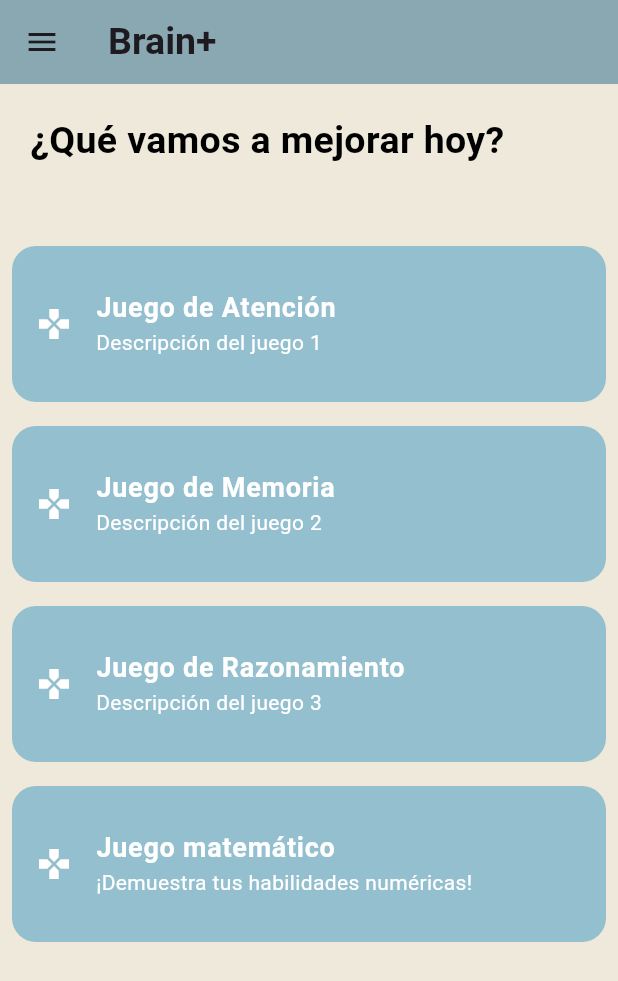
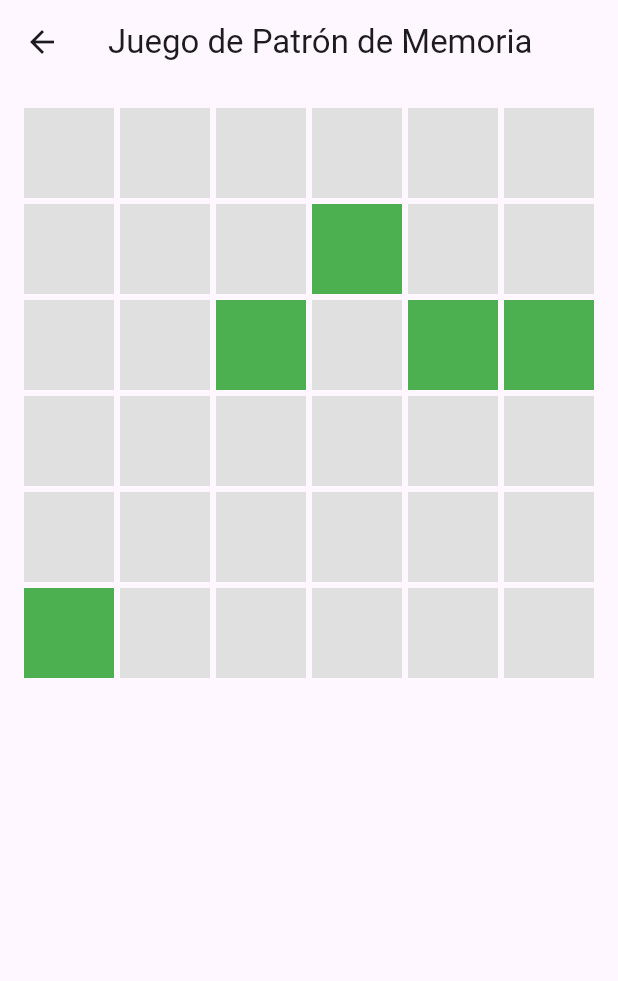
Before and after one commit to LuisM935/Residencia, a Flutter app: the MainMenu screen opened directly, after a tap on "Juego de Memoria", on a phone screen of 412 x 824 dp. Shown: the top 981 px of the screen. Run offline on Flutter 3.47's test engine with Material 3 defaults, Android fonts, the phone set to English and light mode, and no system bars.

Commit message:
Added MemoryGame

```diff
--- /dev/null
+++ b/resapp/lib/games/memoryGame/memory_game.dart
@@ -0,0 +1,150 @@
+import 'package:flutter/material.dart';
+import 'dart:async';
+import 'dart:math';
+
+class MemoryGame extends StatefulWidget {
+  @override
+  _MemoryGameState createState() => _MemoryGameState();
+}
+
+class _MemoryGameState extends State<MemoryGame> {
+  final int gridSize = 6;
+  List<int> pattern = [];
+  List<bool> userSelection = List.filled(36, false);
+  bool showPattern = true;
+  bool gameActive = false;
+  int patternLength = 5;
+
+  @override
+  void initState() {
+    super.initState();
+    _generatePattern();
+    _startGame();
+  }
+
+  void _generatePattern() {
+    pattern.clear();
+    Random random = Random();
+    for (int i = 0; i < patternLength; i++) {
+      int index = random.nextInt(gridSize * gridSize);
+      if (!pattern.contains(index)) {
+        pattern.add(index);
+      } else {
+        i--;
+      }
+    }
+  }
+
+void _startGame() {
+  setState(() {
+    showPattern = true;
+    gameActive = false;
+  });
+
+  Timer(Duration(seconds: 3), () {
+    // Verifica si el widget todavía está montado antes de llamar a setState
+    if (mounted) {
+      setState(() {
+        showPattern = false;
+        gameActive = true;
+      });
+    }
+  });
+}
+
+
+  void _checkSelection(int index) {
+    if (!gameActive || showPattern) return;
+
+    setState(() {
+      userSelection[index] = !userSelection[index];
+    });
+
+    if (_isGameWon()) {
+      _showResultDialog("¡Ganaste!");
+    } else if (_isGameLost()) {
+      _showResultDialog("¡Perdiste!");
+    }
+  }
+
+  bool _isGameWon() {
+    for (int i = 0; i < pattern.length; i++) {
+      if (!userSelection[pattern[i]]) {
+        return false;
+      }
+    }
+    return true;
+  }
+
+  bool _isGameLost() {
+    for (int i = 0; i < userSelection.length; i++) {
+      if (userSelection[i] && !pattern.contains(i)) {
+        return true;
+      }
+    }
+    return false;
+  }
+
+  void _showResultDialog(String result) {
+    showDialog(
+      context: context,
+      builder: (BuildContext context) {
+        return AlertDialog(
+          title: Text(result),
+          actions: [
+            TextButton(
+              child: Text("Reiniciar"),
+              onPressed: () {
+                Navigator.of(context).pop();
+                _resetGame();
+              },
+            ),
+          ],
+        );
+      },
+    );
+  }
+
+  void _resetGame() {
+    setState(() {
+      userSelection = List.filled(gridSize * gridSize, false);
+      _generatePattern();
+      _startGame();
+    });
+  }
+
+  @override
+  Widget build(BuildContext context) {
+    return Scaffold(
+      appBar: AppBar(
+        title: Text('Juego de Patrón de Memoria'),
+      ),
+      body: Padding(
+        padding: const EdgeInsets.all(16.0),
+        child: GridView.builder(
+          gridDelegate: SliverGridDelegateWithFixedCrossAxisCount(
+            crossAxisCount: gridSize,
+            crossAxisSpacing: 4.0,
+            mainAxisSpacing: 4.0,
+          ),
+          itemCount: gridSize * gridSize,
+          itemBuilder: (context, index) {
+            bool isPatternSquare = pattern.contains(index);
+            bool isUserSelected = userSelection[index];
+
+            return GestureDetector(
+              onTap: () => _checkSelection(index),
+              child: Container(
+                color: showPattern && isPatternSquare
+                    ? Colors.green
+                    : isUserSelected
+                        ? Colors.blue
+                        : Colors.grey[300],
+              ),
+            );
+          },
+        ),
+      ),
+    );
+  }
+}
--- a/resapp/lib/pages/menu.dart
+++ b/resapp/lib/pages/menu.dart
@@ -2,6 +2,7 @@ import 'package:flutter/material.dart';
 import 'package:resapp/constants/colors.dart';
 import 'package:resapp/util/NavBar.dart';
 import 'package:resapp/games/mathGame/math_game.dart';
+import 'package:resapp/games/memoryGame/memory_game.dart';
 
 
 class MainMenu extends StatelessWidget{
@@ -72,7 +73,7 @@ class MainMenu extends StatelessWidget{
                       ),
                     ),
                     subtitle: Text(
-                      'Descripción del juego 1',
+                      'Prueba de Stroop',
                       style: TextStyle(color: Colors.white),
                     ),
                     onTap: () {
@@ -100,11 +101,11 @@ class MainMenu extends StatelessWidget{
                       ),
                     ),
                     subtitle: Text(
-                      'Descripción del juego 2',
+                      'Matriz de memoria',
                       style: TextStyle(color: Colors.white),
                     ),
                     onTap: () {
-                      print('Juego 2 seleccionado');
+                      Navigator.push(context, MaterialPageRoute(builder: (context) => MemoryGame()));
                     },
                   ),
                 ),
@@ -127,7 +128,7 @@ class MainMenu extends StatelessWidget{
                       ),
                     ),
                     subtitle: Text(
-                      'Descripción del juego 3',
+                      'RushHour',
                       style: TextStyle(color: Colors.white),
                     ),
                     onTap: () {
```
Also changed, not shown: resapp/lib/games/mathGame/math_game.dart (+21 -9 lines).
